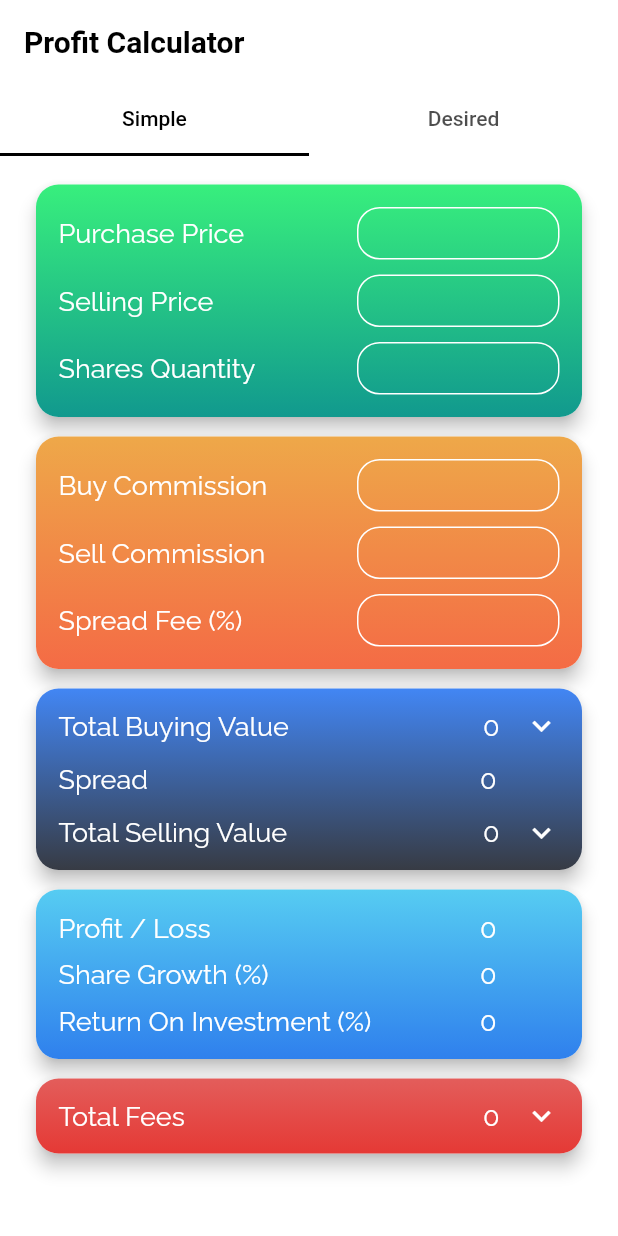
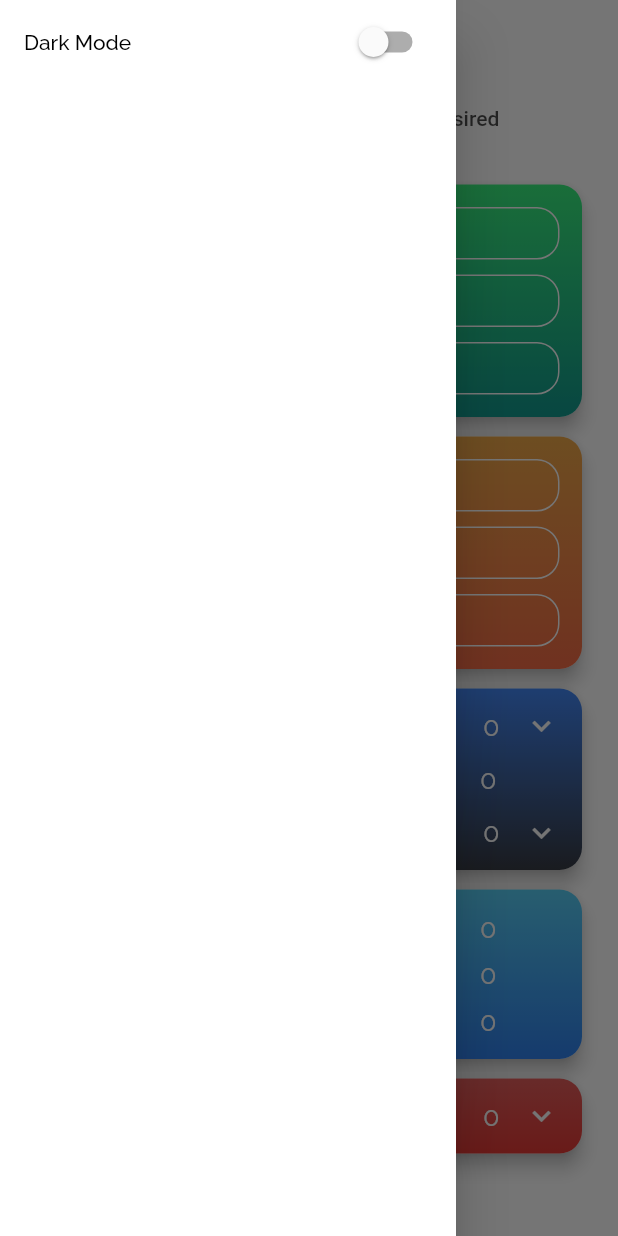
Before and after one commit to seanyasno/finance_app, a Flutter app: the screen it shows after launch, with the side drawer open (before the commit the screen has no drawer), on a phone screen of 412 x 824 dp. Run offline on Flutter 3.47's test engine with Material 2 defaults, Android fonts, the phone set to English and light mode, and no system bars; our stand-ins replace google_fonts.

Commit message:
Added a drawer with a switch button to change theme.

```diff
--- a/lib/models/app_theme_factory.dart
+++ b/lib/models/app_theme_factory.dart
@@ -5,11 +5,11 @@ import 'package:flutter/material.dart';
 class AppThemeFactory {
   static ThemeData getThemeData(BuildContext context, ThemeType themeType) {
     final lightTextTheme = Theme.of(context).textTheme.apply(
-      bodyColor: Colors.black,
-    );
+          bodyColor: Colors.black,
+        );
     final darkTextTheme = Theme.of(context).textTheme.apply(
-      bodyColor: Colors.white,
-    );
+          bodyColor: Colors.white,
+        );
 
     switch (themeType) {
       case ThemeType.LIGHT:
@@ -20,6 +20,7 @@ class AppThemeFactory {
           textTheme: GoogleFonts.ralewayTextTheme(lightTextTheme),
           backgroundColor: Colors.white,
           indicatorColor: Colors.black,
+          iconTheme: IconThemeData(color: Colors.black),
         );
       case ThemeType.DARK:
         return ThemeData(
@@ -29,6 +30,7 @@ class AppThemeFactory {
           textTheme: GoogleFonts.ralewayTextTheme(darkTextTheme),
           backgroundColor: Color(0xFF2D2D2D),
           indicatorColor: Colors.white,
+          iconTheme: IconThemeData(color: Colors.white),
         );
       default:
         return null;
--- a/lib/pages/profit/profit_page.dart
+++ b/lib/pages/profit/profit_page.dart
@@ -1,6 +1,9 @@
 import 'package:finance_app/components/profit_forms/future_profit_form/future_profit_form.dart';
 import 'package:finance_app/components/profit_forms/simple_profit_form/simple_profit_form.dart';
+import 'package:finance_app/notifiers/ThemeTypeNotifier.dart';
+import 'package:finance_app/models/types/theme_type.dart';
 import 'package:flutter/material.dart';
+import 'package:provider/provider.dart';
 
 class ProfitPage extends StatefulWidget {
   @override
@@ -10,10 +13,14 @@ class ProfitPage extends StatefulWidget {
 class _ProfitPageState extends State<ProfitPage> {
   @override
   Widget build(BuildContext context) {
+    ThemeTypeNotifier themeTypeNotifier =
+        Provider.of<ThemeTypeNotifier>(context);
+
     return DefaultTabController(
       length: 2,
       child: Scaffold(
         appBar: AppBar(
+          iconTheme: Theme.of(context).iconTheme,
           brightness: Brightness.light,
           elevation: 0,
           title: Text(
@@ -54,6 +61,29 @@ class _ProfitPageState extends State<ProfitPage> {
             ),
           ],
         ),
+        drawer: Drawer(
+          child: Container(
+            color: Theme.of(context).backgroundColor,
+            child: ListView(
+              children: [
+                SwitchListTile(
+                  activeColor: Colors.greenAccent,
+                  title: Text(
+                    'Dark Mode',
+                    style: TextStyle(color: Theme.of(context).textTheme.bodyText2.color),
+                  ),
+                  value: themeTypeNotifier.themeType == ThemeType.DARK,
+                  onChanged: (value) {
+                    if (value)
+                      themeTypeNotifier.themeType = ThemeType.DARK;
+                    else
+                      themeTypeNotifier.themeType = ThemeType.LIGHT;
+                  },
+                ),
+              ],
+            ),
+          ),
+        ),
       ),
     );
   }
--- a/pubspec.yaml
+++ b/pubspec.yaml
@@ -26,6 +26,7 @@ dependencies:
 
   google_fonts: 1.1.0
   provider: 4.3.2+2
+  shared_preferences: 0.5.10
 
   # The following adds the Cupertino Icons font to your application.
   # Use with the CupertinoIcons class for iOS style icons.
```
Also changed, not shown: pubspec.lock.
